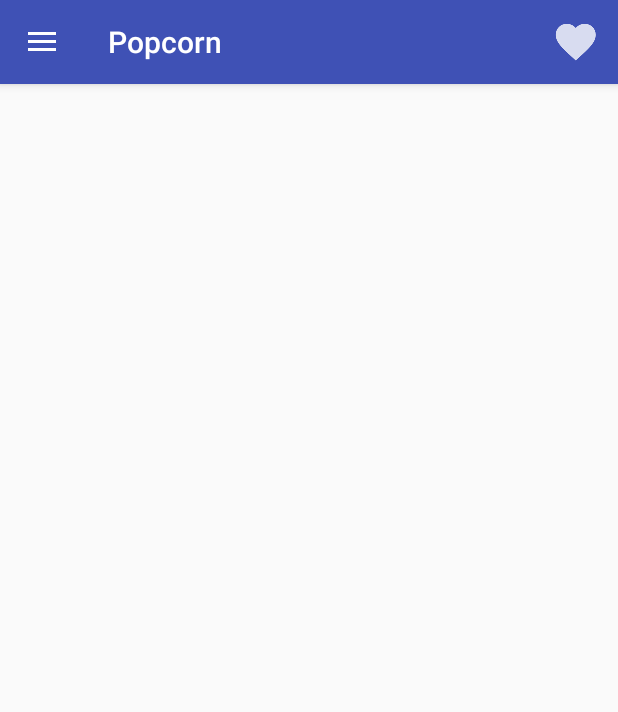
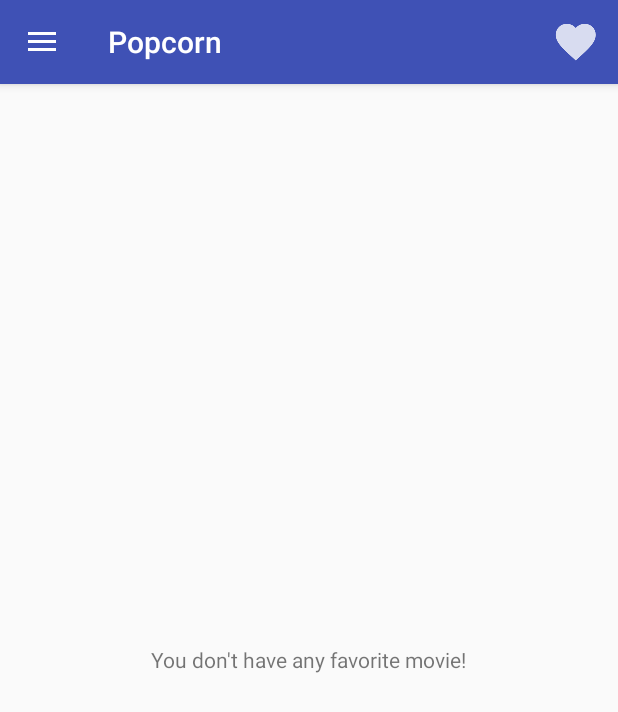
Before and after one commit to francoj11/popcorn, an Android app: the MainActivity screen opened directly, with no data from a screen before it, after a tap on an icon or button, on a phone screen of 412 x 824 dp. Shown: the top 712 px of the screen. Run offline under Robolectric (Android 15) with nearby library versions, the phone set to English and light mode, and no system bars; our stand-ins replace Picasso; pictures from the network do not load.

Commit message:
Fixed Fragment navigation // Added message when entrying to favs fragment withouth having favs

```diff
--- a/app/src/main/java/ar/com/francojaramillo/popcorn/ui/activities/MainActivity.kt
+++ b/app/src/main/java/ar/com/francojaramillo/popcorn/ui/activities/MainActivity.kt
@@ -7,6 +7,7 @@ import android.support.v4.app.Fragment
 import android.support.v4.view.GravityCompat
 import android.support.v7.app.ActionBarDrawerToggle
 import android.support.v7.app.AppCompatActivity
+import android.util.Log
 import android.view.Menu
 import android.view.MenuItem
 import kotlinx.android.synthetic.main.activity_main.*
@@ -25,6 +26,8 @@ class MainActivity : AppCompatActivity(), NavigationView.OnNavigationItemSelecte
 
     // Tag  for Logging
     private val TAG = "POPCORN_TAG"
+
+    private val FAVS_FRAGMENT_TAG = "favFragmentTag"
 
     override fun onCreate(savedInstanceState: Bundle?) {
         super.onCreate(savedInstanceState)
@@ -68,11 +71,22 @@ class MainActivity : AppCompatActivity(), NavigationView.OnNavigationItemSelecte
     /**
      * Manages the back button logic:
      *      - If navdrawer is open -> close it
+     *      - If seeing the favs and press back -> go back to search fragment
      */
     override fun onBackPressed() {
         if (drawer_layout.isDrawerOpen(GravityCompat.START)) {
             drawer_layout.closeDrawer(GravityCompat.START)
         } else {
+            // Check which fragment is displayed
+            if (supportFragmentManager.backStackEntryCount > 0) {
+                val index = supportFragmentManager.backStackEntryCount - 1
+                val backEntry = supportFragmentManager.getBackStackEntryAt(index)
+                if (backEntry.name ==  FAVS_FRAGMENT_TAG) {
+                    while (supportFragmentManager.backStackEntryCount > 1) {
+                        supportFragmentManager.popBackStackImmediate()
+                    }
+                }
+            }
             super.onBackPressed()
         }
     }
@@ -95,7 +109,7 @@ class MainActivity : AppCompatActivity(), NavigationView.OnNavigationItemSelecte
         // as you specify a parent activity in AndroidManifest.xml.
         when (item.itemId) {
             R.id.action_favs -> {
-                replaceFragment(FavoritesMoviesFragment.newInstance(), null, true)
+                replaceFragment(FavoritesMoviesFragment.newInstance(), FAVS_FRAGMENT_TAG, true)
                 return true
             }
             else -> return super.onOptionsItemSelected(item)
@@ -109,7 +123,7 @@ class MainActivity : AppCompatActivity(), NavigationView.OnNavigationItemSelecte
         // Handle navigation view item clicks here.
         when (item.itemId) {
             R.id.action_favorites -> {
-                // Manage favorites
+                replaceFragment(FavoritesMoviesFragment.newInstance(), FAVS_FRAGMENT_TAG, true)
             }
             R.id.action_log_out -> {
                 // Manage Logout
--- a/app/src/main/java/ar/com/francojaramillo/popcorn/ui/fragments/FavoritesMoviesFragment.kt
+++ b/app/src/main/java/ar/com/francojaramillo/popcorn/ui/fragments/FavoritesMoviesFragment.kt
@@ -12,6 +12,7 @@ import android.util.Log
 import android.view.LayoutInflater
 import android.view.View
 import android.view.ViewGroup
+import android.widget.TextView
 import ar.com.francojaramillo.popcorn.PopcornApplication
 
 import ar.com.francojaramillo.popcorn.R
@@ -32,6 +33,7 @@ class FavoritesMoviesFragment : Fragment() {
     // Views
     private lateinit var moviesRv: RecyclerView
     private lateinit var movieAdapter: MoviesAdapter
+    private lateinit var noFavMovieTv: TextView
 
     // Viewmodels
     @Inject
@@ -61,6 +63,7 @@ class FavoritesMoviesFragment : Fragment() {
     fun setupViews(rootView: View) {
 
         moviesRv = rootView.findViewById(R.id.movies_rv)
+        noFavMovieTv = rootView.findViewById(R.id.no_fav_movie_tv)
         moviesRv.layoutManager = LinearLayoutManager(context)
 
         movieAdapter = MoviesAdapter(context!!, emptyList(), object: MoviesAdapter.OnInteractionListener{
@@ -89,10 +92,10 @@ class FavoritesMoviesFragment : Fragment() {
 
         Log.d(TAG,"ALL MOVIES: " + movieList.size)
         if (movieList == null || movieList.size == 0) {
-            //noMoviesFoundTv?.visibility = View.VISIBLE
+            noFavMovieTv.visibility = View.VISIBLE
             movieAdapter.updateMovieList(emptyList())
         } else {
-            //noMoviesFoundTv?.visibility = View.GONE
+            noFavMovieTv.visibility = View.GONE
             movieAdapter.updateMovieList(movieList)
         }
 
--- a/app/src/main/res/layout/fragment_favorites_movies.xml
+++ b/app/src/main/res/layout/fragment_favorites_movies.xml
@@ -9,4 +9,11 @@
         android:id="@+id/movies_rv"
         android:layout_width="match_parent"
         android:layout_height="match_parent" />
+
+    <TextView
+        android:id="@+id/no_fav_movie_tv"
+        android:text="@string/no_fav_movie"
+        android:layout_gravity="center"
+        android:layout_width="wrap_content"
+        android:layout_height="wrap_content" />
 </FrameLayout>
--- a/app/src/main/res/menu/activity_main_drawer.xml
+++ b/app/src/main/res/menu/activity_main_drawer.xml
@@ -3,7 +3,7 @@
     xmlns:tools="http://schemas.android.com/tools"
     tools:showIn="navigation_view">
 
-    <group android:checkableBehavior="single">
+    <group android:checkableBehavior="none">
         <item
             android:id="@+id/action_favorites"
             android:icon="@drawable/ic_fav_full_dark"
--- a/app/src/main/res/values/strings.xml
+++ b/app/src/main/res/values/strings.xml
@@ -15,5 +15,6 @@
     <string name="title_required">Title required</string>
     <string name="title_required_description">You must provide a movie title to search for movies</string>
     <string name="no_movies_found">No movies found</string>
+    <string name="no_fav_movie">You don\'t have any favorite movie!</string>
 
 </resources>
```
